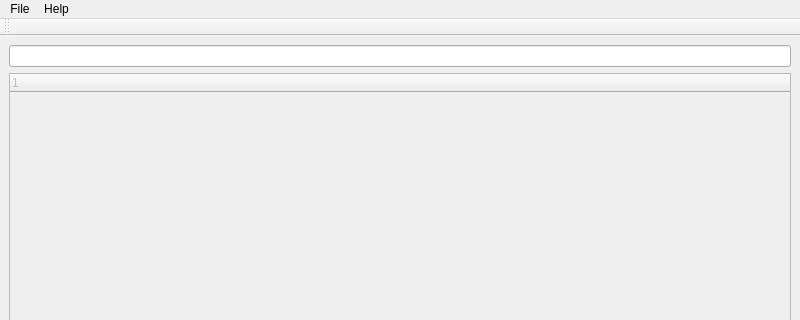
The window that ktimetracker/new/mainwindow.ui (chusopr/kdepim-ktimetracker-akonadi) describes before a commit, drawn with Qt 5; both pictures show x 0 to 800 and y 0 to 320 of the 800 by 600 pixel window.
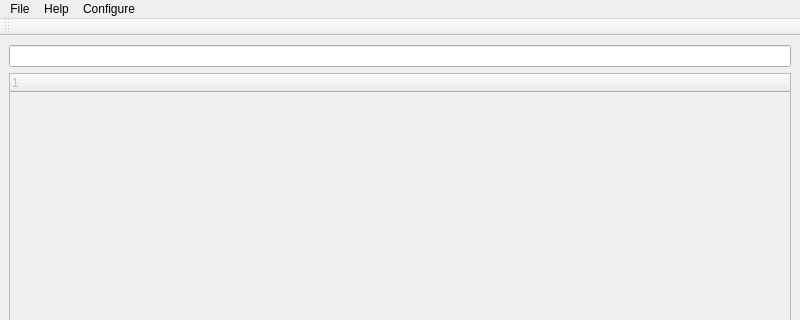
The same window after the commit. Custom widgets are drawn as their Qt base class.

Commit message: Adding configure action.

What changed in the file:
```diff
--- a/ktimetracker/new/mainwindow.ui
+++ b/ktimetracker/new/mainwindow.ui
@@ -59,8 +59,15 @@
     </property>
     <addaction name="actionHelp"/>
    </widget>
+   <widget class="QMenu" name="menuConfigure">
+    <property name="title">
+     <string>Configure</string>
+    </property>
+    <addaction name="actionConfigure_ktimetracker"/>
+   </widget>
    <addaction name="menuFile"/>
    <addaction name="menuHelp"/>
+   <addaction name="menuConfigure"/>
   </widget>
   <widget class="QStatusBar" name="statusbar"/>
   <widget class="QToolBar" name="toolBar">
```
Left out of the diff: 5 changed lines with no effect on the pictures.
